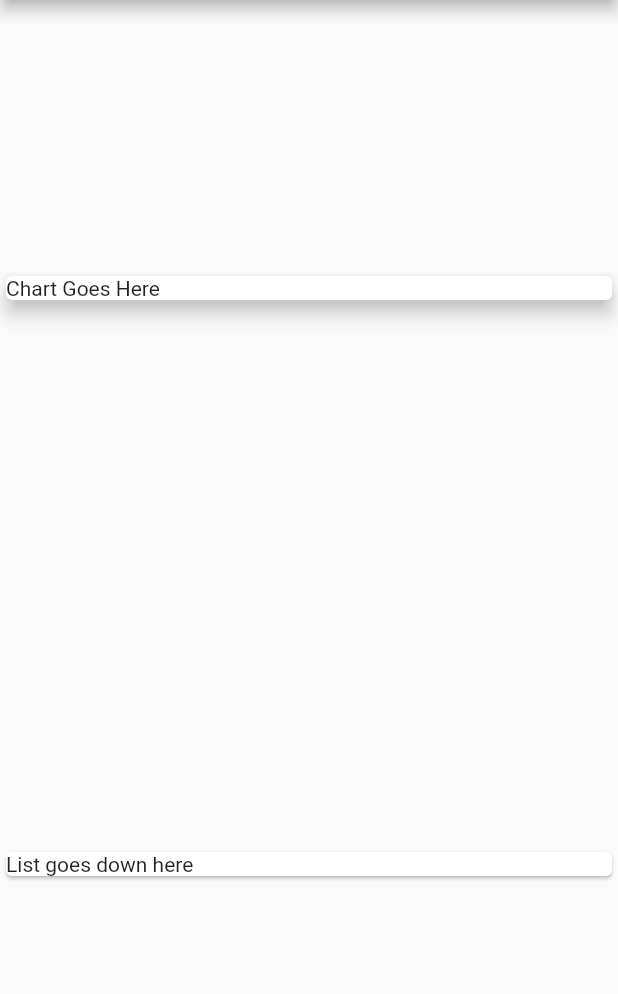
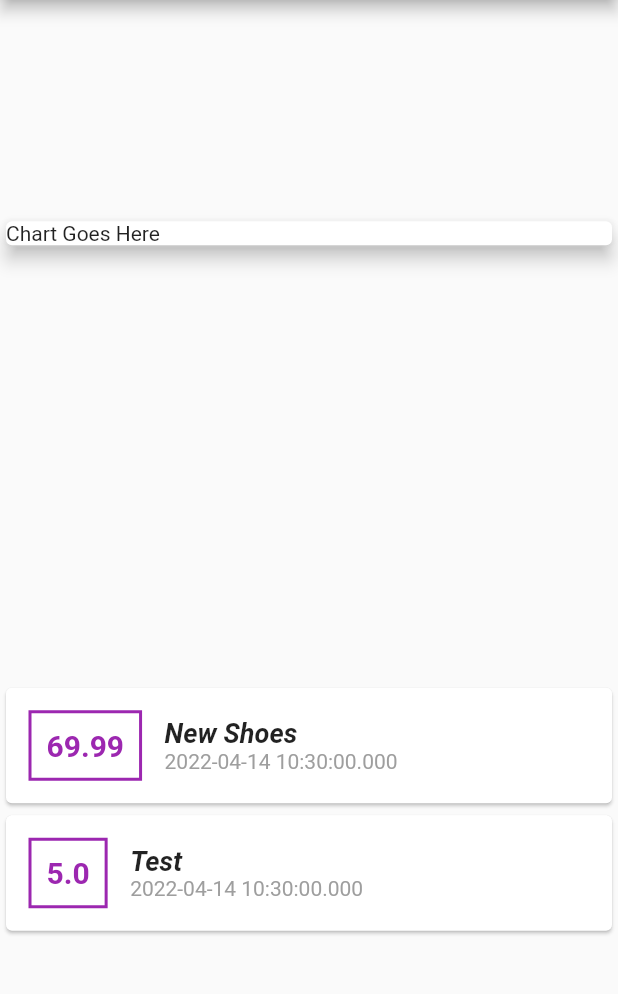
Before and after one commit to ShyamSundhar1411/Expense-Tracker-Flutter, a Flutter app: the screen it shows after launch, on a phone screen of 412 x 824 dp, the part 84-1078 px from its top. Run offline on Flutter 3.47's test engine with Material 2 defaults, Android fonts, the phone set to English and light mode, and no system bars.

Commit message:
Transaction Widget

```diff
--- a/lib/main.dart
+++ b/lib/main.dart
@@ -1,5 +1,6 @@
 import 'package:flutter/material.dart';
 import './transaction.dart';
+import './transactionWidget.dart';
 
 void main() {
   runApp(MyApp());
@@ -20,11 +21,10 @@ class MyHomePage extends StatelessWidget {
         transactionAmount: 69.99,
         transactionDate: DateTime.now()),
     Transaction(
-      transactionId: "2",
-      transactionTitle: "Test",
-      transactionAmount:5,
-      transactionDate: DateTime.now())
-
+        transactionId: "2",
+        transactionTitle: "Test",
+        transactionAmount: 5,
+        transactionDate: DateTime.now())
   ];
   @override
   Widget build(BuildContext context) {
@@ -43,7 +43,12 @@ class MyHomePage extends StatelessWidget {
                 elevation: 5,
               ),
             ),
-            Card(child: Text("List goes down here")),
+            Column(
+                children: transactions.map((transaction) {
+              return Card(
+                child: TransactionWidget(transaction),
+              );
+            }).toList()),
           ],
         ));
   }
--- /dev/null
+++ b/lib/transactionWidget.dart
@@ -0,0 +1,50 @@
+import "package:flutter/material.dart";
+import "./transaction.dart";
+
+class TransactionWidget extends StatelessWidget {
+  final Transaction transaction;
+  TransactionWidget(this.transaction);
+  @override
+  Widget build(BuildContext context) {
+    return Row(
+      children: <Widget>[
+        Container(
+          margin: EdgeInsets.symmetric(
+            vertical: 15,
+            horizontal: 15,
+          ),
+          child: Text(
+            transaction.transactionAmount.toString(),
+            style: TextStyle(
+              fontWeight: FontWeight.bold,
+              fontSize : 20,
+              color: Colors.purple,
+            )
+          ),
+          decoration: BoxDecoration(
+            border: Border.all(color: Colors.purple, width: 2),
+          ),
+          padding: EdgeInsets.all(10),
+        ),
+        Column(
+          crossAxisAlignment: CrossAxisAlignment.start,
+          children: <Widget>[
+            Text(
+              transaction.transactionTitle,
+              style : TextStyle(
+                fontWeight: FontWeight.bold,
+                fontStyle: FontStyle.italic,
+                fontSize: 18,
+              )
+            ),
+            Text(
+              transaction.transactionDate.toString(),
+              style:TextStyle(
+                color: Colors.grey
+              ))
+          ],
+        )
+      ],
+    );
+  }
+}
```
